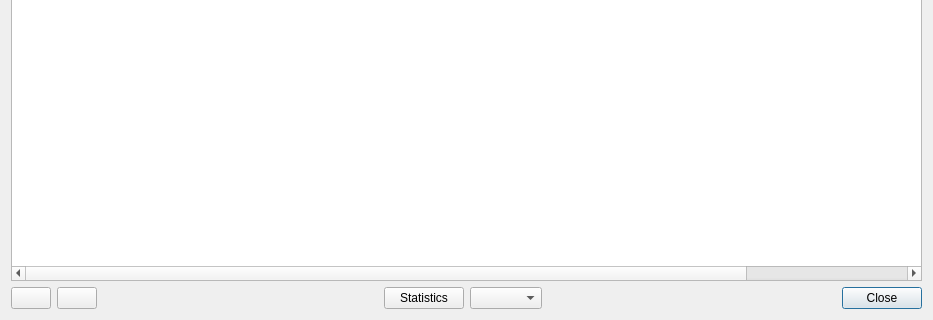
Qt form ServiceDialog.ui (masc4ii/WaoStats) before a commit; both pictures show x 0 to 933 and y 290 to 610 of the 933 by 610 pixel window.
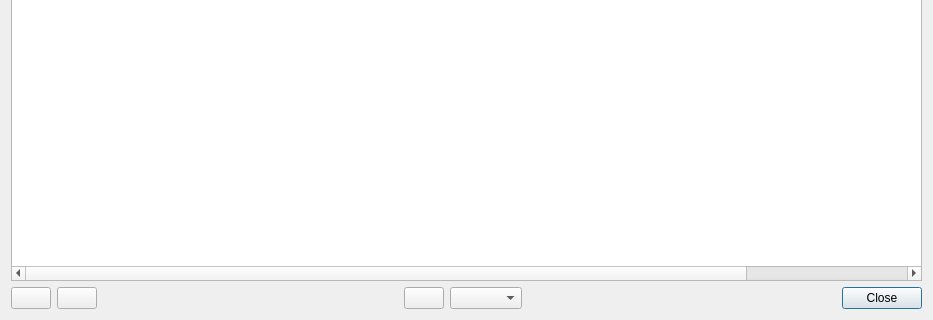
The same form after that commit. Icons and pictures are not drawn.

Commit message: Change button layouts

Diff of the .ui file:
```diff
--- a/ServiceDialog.ui
+++ b/ServiceDialog.ui
@@ -14,7 +14,10 @@
    <string>Service List</string>
   </property>
   <layout class="QGridLayout" name="gridLayout">
-   <item row="1" column="0">
+   <item row="0" column="0" colspan="8">
+    <widget class="QComboBox" name="comboBoxBike"/>
+   </item>
+   <item row="1" column="0" colspan="8">
     <widget class="QTableWidget" name="tableWidget">
      <property name="font">
       <font>
@@ -187,8 +190,6 @@
     </widget>
    </item>
    <item row="2" column="0">
-    <layout class="QHBoxLayout" name="horizontalLayout_2">
-     <item>
       <widget class="QPushButton" name="pushButtonAdd">
        <property name="text">
         <string/>
@@ -199,7 +200,7 @@
        </property>
       </widget>
      </item>
-     <item>
+   <item row="2" column="1">
       <widget class="QPushButton" name="pushButtonDelete">
        <property name="text">
         <string/>
@@ -210,30 +211,34 @@
        </property>
       </widget>
      </item>
-     <item>
+   <item row="2" column="2">
       <spacer name="horizontalSpacer">
        <property name="orientation">
         <enum>Qt::Horizontal</enum>
        </property>
        <property name="sizeHint" stdset="0">
         <size>
-         <width>40</width>
+       <width>249</width>
          <height>20</height>
         </size>
        </property>
       </spacer>
      </item>
-     <item>
+   <item row="2" column="3">
       <widget class="QPushButton" name="pushButtonPie">
        <property name="text">
-        <string>Statistics</string>
+      <string/>
+     </property>
+     <property name="icon">
+      <iconset resource="Resources.qrc">
+       <normaloff>:/Icons/Icons/pie.png</normaloff>:/Icons/Icons/pie.png</iconset>
        </property>
       </widget>
      </item>
-     <item>
+   <item row="2" column="4">
       <widget class="QComboBox" name="comboBoxCostFilter"/>
      </item>
-     <item>
+   <item row="2" column="5">
       <widget class="QLabel" name="labelCosts">
        <property name="font">
         <font>
@@ -245,20 +250,20 @@
        </property>
       </widget>
      </item>
-     <item>
+   <item row="2" column="6">
       <spacer name="horizontalSpacer_2">
        <property name="orientation">
         <enum>Qt::Horizontal</enum>
        </property>
        <property name="sizeHint" stdset="0">
         <size>
-         <width>40</width>
+       <width>249</width>
          <height>20</height>
         </size>
        </property>
       </spacer>
      </item>
-     <item>
+   <item row="2" column="7">
       <widget class="QPushButton" name="pushButtonClose">
        <property name="text">
         <string>Close</string>
@@ -267,11 +272,6 @@
         <bool>true</bool>
        </property>
       </widget>
-     </item>
-    </layout>
-   </item>
-   <item row="0" column="0">
-    <widget class="QComboBox" name="comboBoxBike"/>
    </item>
   </layout>
  </widget>
```
Lines whose indentation alone changed are shown as unchanged. The commit also changes 4 other files.
